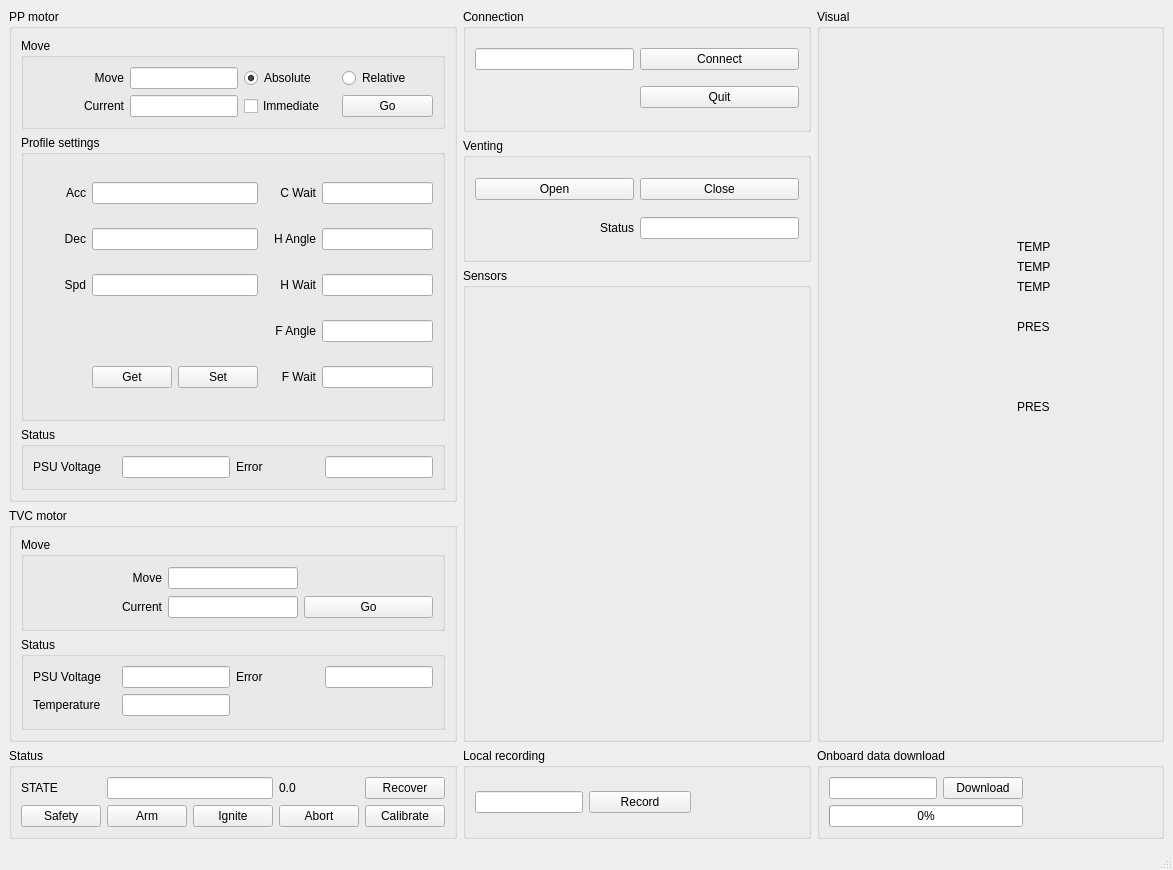
EPFLRocketTeam/IcarusSoftware, file Desktop/control_station/mainwindow.ui: the form before one commit.
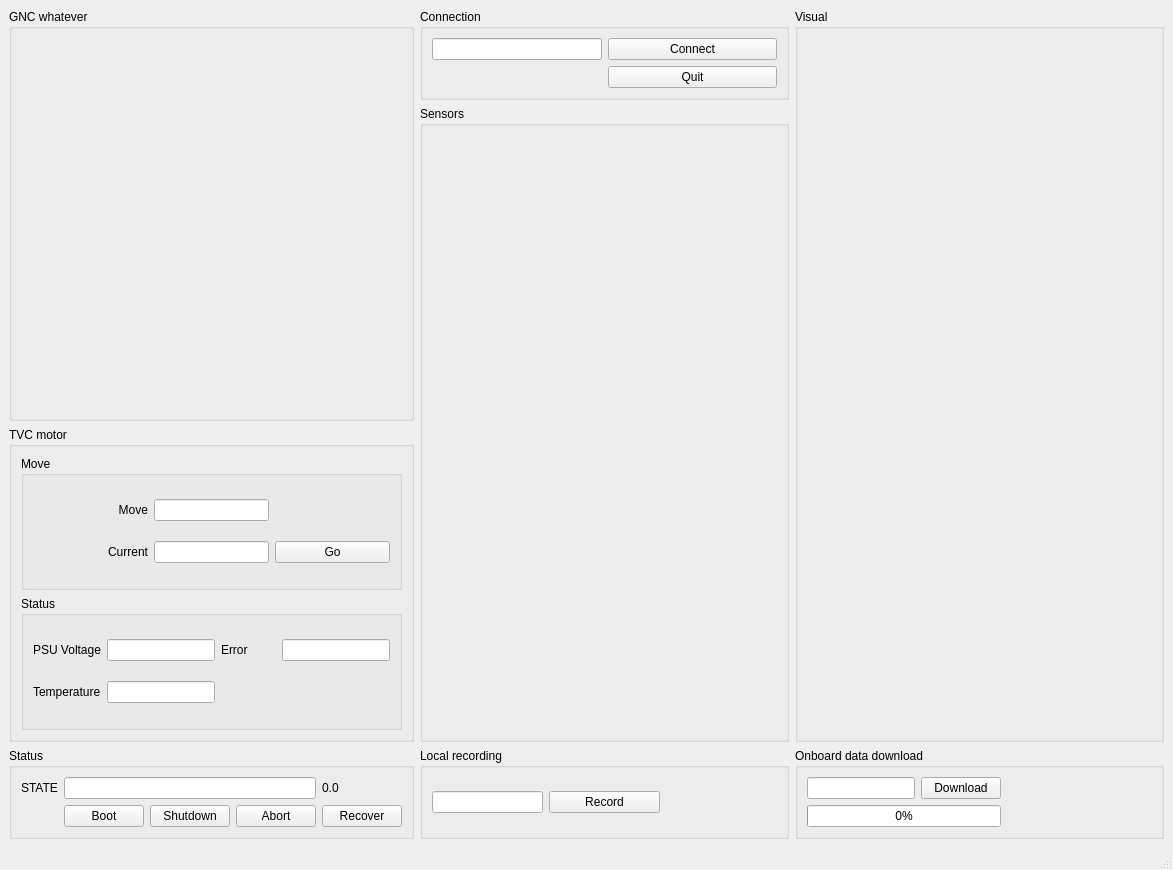
The form after the commit. Icons and pictures are not drawn.

Patch:
```diff
--- a/Desktop/control_station/mainwindow.ui
+++ b/Desktop/control_station/mainwindow.ui
@@ -13,12 +13,65 @@
     <height>870</height>
    </rect>
   </property>
+  <property name="sizeIncrement">
+   <size>
+    <width>0</width>
+    <height>3</height>
+   </size>
+  </property>
   <property name="windowTitle">
    <string>PEGASUS CONTROL</string>
   </property>
   <widget class="QWidget" name="centralwidget">
    <layout class="QGridLayout" name="gridLayout">
-    <item row="4" column="2">
+    <item row="1" column="1" rowspan="2">
+     <widget class="QGroupBox" name="sensors">
+      <property name="sizePolicy">
+       <sizepolicy hsizetype="Preferred" vsizetype="Preferred">
+        <horstretch>0</horstretch>
+        <verstretch>8</verstretch>
+       </sizepolicy>
+      </property>
+      <property name="title">
+       <string>Sensors</string>
+      </property>
+      <layout class="QVBoxLayout" name="sensors_layout"/>
+     </widget>
+    </item>
+    <item row="3" column="1">
+     <widget class="QGroupBox" name="recording">
+      <property name="title">
+       <string>Local recording</string>
+      </property>
+      <layout class="QGridLayout" name="gridLayout_7">
+       <item row="0" column="0">
+        <widget class="QLineEdit" name="local_record_fn">
+         <property name="sizePolicy">
+          <sizepolicy hsizetype="Preferred" vsizetype="Fixed">
+           <horstretch>0</horstretch>
+           <verstretch>0</verstretch>
+          </sizepolicy>
+         </property>
+        </widget>
+       </item>
+       <item row="0" column="1">
+        <widget class="QPushButton" name="local_record">
+         <property name="text">
+          <string>Record</string>
+         </property>
+        </widget>
+       </item>
+       <item row="0" column="2">
+        <widget class="QLabel" name="local_record_stat">
+         <property name="text">
+          <string/>
+         </property>
+        </widget>
+       </item>
+      </layout>
+     </widget>
+    </item>
+    <item row="3" column="2">
      <widget class="QGroupBox" name="groupBox_4">
       <property name="title">
        <string>Onboard data download</string>
@@ -71,85 +124,20 @@
       </layout>
      </widget>
     </item>
-    <item row="0" column="1">
-     <widget class="QGroupBox" name="connection">
-      <property name="sizePolicy">
-       <sizepolicy hsizetype="Preferred" vsizetype="Minimum">
-        <horstretch>0</horstretch>
-        <verstretch>0</verstretch>
-       </sizepolicy>
+    <item row="0" column="0" rowspan="2">
+     <widget class="QGroupBox" name="groupBox">
+      <property name="sizeIncrement">
+       <size>
+        <width>0</width>
+        <height>2</height>
+       </size>
       </property>
       <property name="title">
-       <string>Connection</string>
+       <string>GNC whatever</string>
       </property>
-      <layout class="QGridLayout" name="gridLayout_4">
-       <item row="0" column="1">
-        <widget class="QLineEdit" name="connect_device">
-         <property name="sizePolicy">
-          <sizepolicy hsizetype="Preferred" vsizetype="Fixed">
-           <horstretch>0</horstretch>
-           <verstretch>0</verstretch>
-          </sizepolicy>
-         </property>
-        </widget>
-       </item>
-       <item row="0" column="2">
-        <widget class="QPushButton" name="connect_btn">
-         <property name="sizePolicy">
-          <sizepolicy hsizetype="Preferred" vsizetype="Fixed">
-           <horstretch>0</horstretch>
-           <verstretch>0</verstretch>
-          </sizepolicy>
-         </property>
-         <property name="text">
-          <string>Connect</string>
-         </property>
-        </widget>
-       </item>
-       <item row="1" column="1">
-        <widget class="QLabel" name="connect_status">
-         <property name="sizePolicy">
-          <sizepolicy hsizetype="Preferred" vsizetype="Preferred">
-           <horstretch>0</horstretch>
-           <verstretch>0</verstretch>
-          </sizepolicy>
-         </property>
-         <property name="font">
-          <font>
-           <kerning>true</kerning>
-          </font>
-         </property>
-         <property name="mouseTracking">
-          <bool>false</bool>
-         </property>
-         <property name="acceptDrops">
-          <bool>false</bool>
-         </property>
-         <property name="layoutDirection">
-          <enum>Qt::LeftToRight</enum>
-         </property>
-         <property name="text">
-          <string/>
-         </property>
-         <property name="alignment">
-          <set>Qt::AlignLeading|Qt::AlignLeft|Qt::AlignVCenter</set>
-         </property>
-         <property name="margin">
-          <number>0</number>
-         </property>
-        </widget>
-       </item>
-       <item row="1" column="2">
-        <widget class="QPushButton" name="quit">
-         <property name="text">
-          <string>Quit</string>
-         </property>
-        </widget>
-       </item>
-      </layout>
      </widget>
     </item>
-    <item row="4" column="0">
+    <item row="3" column="0">
      <widget class="QGroupBox" name="status">
       <property name="title">
        <string>Status</string>
@@ -162,31 +150,17 @@
          </property>
         </widget>
        </item>
-       <item row="0" column="4">
-        <widget class="QPushButton" name="status_recover">
-         <property name="text">
-          <string>Recover</string>
-         </property>
-        </widget>
-       </item>
-       <item row="1" column="0">
-        <widget class="QPushButton" name="status_safety">
-         <property name="text">
-          <string>Safety</string>
-         </property>
-        </widget>
-       </item>
        <item row="1" column="1">
-        <widget class="QPushButton" name="status_arm">
+        <widget class="QPushButton" name="status_boot">
          <property name="text">
-          <string>Arm</string>
+          <string>Boot</string>
          </property>
         </widget>
        </item>
        <item row="1" column="2">
-        <widget class="QPushButton" name="status_ignite">
+        <widget class="QPushButton" name="status_shutdown">
          <property name="text">
-          <string>Ignite</string>
+          <string>Shutdown</string>
          </property>
         </widget>
        </item>
@@ -198,516 +172,33 @@
         </widget>
        </item>
        <item row="1" column="4">
-        <widget class="QPushButton" name="status_calibrate">
+        <widget class="QPushButton" name="status_recover">
          <property name="text">
-          <string>Calibrate</string>
+          <string>Recover</string>
          </property>
         </widget>
        </item>
-       <item row="0" column="1" colspan="2">
-        <widget class="QLineEdit" name="status_state"/>
-       </item>
-       <item row="0" column="3">
+       <item row="0" column="4">
         <widget class="QLabel" name="status_counter">
          <property name="text">
           <string>0.0</string>
          </property>
         </widget>
        </item>
-      </layout>
-     </widget>
-    </item>
-    <item row="4" column="1">
-     <widget class="QGroupBox" name="recording">
-      <property name="title">
-       <string>Local recording</string>
-      </property>
-      <layout class="QGridLayout" name="gridLayout_7">
-       <item row="0" column="0">
-        <widget class="QLineEdit" name="local_record_fn">
-         <property name="sizePolicy">
-          <sizepolicy hsizetype="Preferred" vsizetype="Fixed">
-           <horstretch>0</horstretch>
-           <verstretch>0</verstretch>
-          </sizepolicy>
-         </property>
-        </widget>
+       <item row="0" column="1" colspan="3">
+        <widget class="QLineEdit" name="status_state"/>
        </item>
-       <item row="0" column="1">
-        <widget class="QPushButton" name="local_record">
-         <property name="text">
-          <string>Record</string>
-         </property>
-        </widget>
-       </item>
-       <item row="0" column="2">
-        <widget class="QLabel" name="local_record_stat">
-         <property name="text">
-          <string/>
-         </property>
-        </widget>
-       </item>
       </layout>
      </widget>
     </item>
-    <item row="0" column="2" rowspan="4">
+    <item row="0" column="2" rowspan="3">
      <widget class="QGroupBox" name="visual">
       <property name="title">
        <string>Visual</string>
       </property>
-      <widget class="QLabel" name="label_16">
-       <property name="geometry">
-        <rect>
-         <x>120</x>
-         <y>10</y>
-         <width>61</width>
-         <height>611</height>
-        </rect>
-       </property>
-       <property name="sizePolicy">
-        <sizepolicy hsizetype="Fixed" vsizetype="Fixed">
-         <horstretch>0</horstretch>
-         <verstretch>0</verstretch>
-        </sizepolicy>
-       </property>
-       <property name="baseSize">
-        <size>
-         <width>100</width>
-         <height>100</height>
-        </size>
-       </property>
-       <property name="text">
-        <string/>
-       </property>
-       <property name="pixmap">
-        <pixmap>rocket.png</pixmap>
-       </property>
-       <property name="scaledContents">
-        <bool>true</bool>
-       </property>
-       <property name="alignment">
-        <set>Qt::AlignCenter</set>
-       </property>
-      </widget>
-      <widget class="QLabel" name="temp_1">
-       <property name="geometry">
-        <rect>
-         <x>200</x>
-         <y>230</y>
-         <width>81</width>
-         <height>16</height>
-        </rect>
-       </property>
-       <property name="text">
-        <string>TEMP</string>
-       </property>
-      </widget>
-      <widget class="QLabel" name="temp_2">
-       <property name="geometry">
-        <rect>
-         <x>200</x>
-         <y>250</y>
-         <width>81</width>
-         <height>16</height>
-        </rect>
-       </property>
-       <property name="text">
-        <string>TEMP</string>
-       </property>
-      </widget>
-      <widget class="QLabel" name="temp_3">
-       <property name="geometry">
-        <rect>
-         <x>200</x>
-         <y>270</y>
-         <width>81</width>
-         <height>16</height>
-        </rect>
-       </property>
-       <property name="text">
-        <string>TEMP</string>
-       </property>
-      </widget>
-      <widget class="QLabel" name="pres_1">
-       <property name="geometry">
-        <rect>
-         <x>200</x>
-         <y>310</y>
-         <width>81</width>
-         <height>16</height>
-        </rect>
-       </property>
-       <property name="text">
-        <string>PRES</string>
-       </property>
-      </widget>
-      <widget class="QLabel" name="pres_2">
-       <property name="geometry">
-        <rect>
-         <x>200</x>
-         <y>390</y>
-         <width>81</width>
-         <height>16</height>
-        </rect>
-       </property>
-       <property name="text">
-        <string>PRES</string>
-       </property>
-      </widget>
      </widget>
     </item>
-    <item row="0" column="0" rowspan="3">
-     <widget class="QGroupBox" name="pp_motor">
-      <property name="sizePolicy">
-       <sizepolicy hsizetype="Preferred" vsizetype="Preferred">
-        <horstretch>0</horstretch>
-        <verstretch>3</verstretch>
-       </sizepolicy>
-      </property>
-      <property name="title">
-       <string>PP motor</string>
-      </property>
-      <layout class="QGridLayout" name="gridLayout_2">
-       <item row="1" column="0">
-        <widget class="QGroupBox" name="groupBox_3">
-         <property name="sizePolicy">
-          <sizepolicy hsizetype="Preferred" vsizetype="Preferred">
-           <horstretch>0</horstretch>
-           <verstretch>1</verstretch>
-          </sizepolicy>
-         </property>
-         <property name="title">
-          <string>Profile settings</string>
-         </property>
-         <layout class="QGridLayout" name="gridLayout_5" columnstretch="0,0,0,0,0,0">
-          <item row="6" column="3">
-           <widget class="QLabel" name="label_14">
-            <property name="text">
-             <string>F Wait</string>
-            </property>
-            <property name="alignment">
-             <set>Qt::AlignRight|Qt::AlignTrailing|Qt::AlignVCenter</set>
-            </property>
-           </widget>
-          </item>
-          <item row="3" column="3">
-           <widget class="QLabel" name="label_13">
-            <property name="text">
-             <string>F Angle</string>
-            </property>
-            <property name="alignment">
-             <set>Qt::AlignRight|Qt::AlignTrailing|Qt::AlignVCenter</set>
-            </property>
-           </widget>
-          </item>
-          <item row="2" column="3">
-           <widget class="QLabel" name="label_12">
-            <property name="text">
-             <string>H Wait</string>
-            </property>
-            <property name="alignment">
-             <set>Qt::AlignRight|Qt::AlignTrailing|Qt::AlignVCenter</set>
-            </property>
-           </widget>
-          </item>
-          <item row="1" column="0">
-           <widget class="QLabel" name="label_7">
-            <property name="text">
-             <string>Dec</string>
-            </property>
-            <property name="alignment">
-             <set>Qt::AlignRight|Qt::AlignTrailing|Qt::AlignVCenter</set>
-            </property>
-           </widget>
-          </item>
-          <item row="1" column="3">
-           <widget class="QLabel" name="label_11">
-            <property name="text">
-             <string>H Angle</string>
-            </property>
-            <property name="alignment">
-             <set>Qt::AlignRight|Qt::AlignTrailing|Qt::AlignVCenter</set>
-            </property>
-           </widget>
-          </item>
-          <item row="0" column="0">
-           <widget class="QLabel" name="label_6">
-            <property name="text">
-             <string>Acc</string>
-            </property>
-            <property name="alignment">
-             <set>Qt::AlignRight|Qt::AlignTrailing|Qt::AlignVCenter</set>
-            </property>
-           </widget>
-          </item>
-          <item row="0" column="3">
-           <widget class="QLabel" name="label_10">
-            <property name="text">
-             <string>C Wait</string>
-            </property>
-            <property name="alignment">
-             <set>Qt::AlignRight|Qt::AlignTrailing|Qt::AlignVCenter</set>
-            </property>
-           </widget>
-          </item>
-          <item row="2" column="0">
-           <widget class="QLabel" name="label_8">
-            <property name="text">
-             <string>Spd</string>
-            </property>
-            <property name="alignment">
-             <set>Qt::AlignRight|Qt::AlignTrailing|Qt::AlignVCenter</set>
-            </property>
-           </widget>
-          </item>
-          <item row="2" column="1" colspan="2">
-           <widget class="QLineEdit" name="pp_motor_speed">
-            <property name="sizePolicy">
-             <sizepolicy hsizetype="Preferred" vsizetype="Fixed">
-              <horstretch>0</horstretch>
-              <verstretch>0</verstretch>
-             </sizepolicy>
-            </property>
-           </widget>
-          </item>
-          <item row="0" column="1" colspan="2">
-           <widget class="QLineEdit" name="pp_motor_acc">
-            <property name="sizePolicy">
-             <sizepolicy hsizetype="Preferred" vsizetype="Fixed">
-              <horstretch>0</horstretch>
-              <verstretch>0</verstretch>
-             </sizepolicy>
-            </property>
-           </widget>
-          </item>
-          <item row="6" column="4" colspan="2">
-           <widget class="QLineEdit" name="pp_motor_fwait">
-            <property name="sizePolicy">
-             <sizepolicy hsizetype="Preferred" vsizetype="Fixed">
-              <horstretch>0</horstretch>
-              <verstretch>0</verstretch>
-             </sizepolicy>
-            </property>
-           </widget>
-          </item>
-          <item row="3" column="4" colspan="2">
-           <widget class="QLineEdit" name="pp_motor_fangle">
-            <property name="sizePolicy">
-             <sizepolicy hsizetype="Preferred" vsizetype="Fixed">
-              <horstretch>0</horstretch>
-              <verstretch>0</verstretch>
-             </sizepolicy>
-            </property>
-           </widget>
-          </item>
-          <item row="2" column="4" colspan="2">
-           <widget class="QLineEdit" name="pp_motor_hwait">
-            <property name="sizePolicy">
-             <sizepolicy hsizetype="Preferred" vsizetype="Fixed">
-              <horstretch>0</horstretch>
-              <verstretch>0</verstretch>
-             </sizepolicy>
-            </property>
-           </widget>
-          </item>
-          <item row="1" column="4" colspan="2">
-           <widget class="QLineEdit" name="pp_motor_hangle">
-            <property name="sizePolicy">
-             <sizepolicy hsizetype="Preferred" vsizetype="Fixed">
-              <horstretch>0</horstretch>
-              <verstretch>0</verstretch>
-             </sizepolicy>
-            </property>
-           </widget>
-          </item>
-          <item row="0" column="4" colspan="2">
-           <widget class="QLineEdit" name="pp_motor_cwait">
-            <property name="sizePolicy">
-             <sizepolicy hsizetype="Preferred" vsizetype="Fixed">
-              <horstretch>0</horstretch>
-              <verstretch>0</verstretch>
-             </sizepolicy>
-            </property>
-           </widget>
-          </item>
-          <item row="6" column="1">
-           <widget class="QPushButton" name="pp_motor_get">
-            <property name="text">
-             <string>Get</string>
-            </property>
-            <property name="flat">
-             <bool>false</bool>
-            </property>
-           </widget>
-          </item>
-          <item row="6" column="2">
-           <widget class="QPushButton" name="pp_motor_set">
-            <property name="text">
-             <string>Set</string>
-            </property>
-            <property name="flat">
-             <bool>false</bool>
-            </property>
-           </widget>
-          </item>
-          <item row="1" column="1" colspan="2">
-           <widget class="QLineEdit" name="pp_motor_dec">
-            <property name="sizePolicy">
-             <sizepolicy hsizetype="Preferred" vsizetype="Fixed">
-              <horstretch>0</horstretch>
-              <verstretch>0</verstretch>
-             </sizepolicy>
-            </property>
-           </widget>
-          </item>
-         </layout>
-        </widget>
-       </item>
-       <item row="0" column="0">
-        <widget class="QGroupBox" name="groupBox">
-         <property name="sizePolicy">
-          <sizepolicy hsizetype="Preferred" vsizetype="Preferred">
-           <horstretch>0</horstretch>
-           <verstretch>0</verstretch>
-          </sizepolicy>
-         </property>
-         <property name="title">
-          <string>Move</string>
-         </property>
-         <layout class="QGridLayout" name="gridLayout_3">
-          <item row="0" column="0">
-           <widget class="QLabel" name="label_5">
-            <property name="sizePolicy">
-             <sizepolicy hsizetype="Preferred" vsizetype="Fixed">
-              <horstretch>0</horstretch>
-              <verstretch>0</verstretch>
-             </sizepolicy>
-            </property>
-            <property name="text">
-             <string>Move</string>
-            </property>
-            <property name="alignment">
-             <set>Qt::AlignRight|Qt::AlignTrailing|Qt::AlignVCenter</set>
-            </property>
-           </widget>
-          </item>
-          <item row="0" column="1">
-           <widget class="QLineEdit" name="pp_motor_target">
-            <property name="sizePolicy">
-             <sizepolicy hsizetype="Preferred" vsizetype="Fixed">
-              <horstretch>0</horstretch>
-              <verstretch>0</verstretch>
-             </sizepolicy>
-            </property>
-           </widget>
-          </item>
-          <item row="0" column="3">
-           <widget class="QRadioButton" name="pp_motor_relative">
-            <property name="text">
-             <string>Relative</string>
-            </property>
-           </widget>
-          </item>
-          <item row="1" column="0">
-           <widget class="QLabel" name="label_3">
-            <property name="sizePolicy">
-             <sizepolicy hsizetype="Preferred" vsizetype="Fixed">
-              <horstretch>0</horstretch>
-              <verstretch>0</verstretch>
-             </sizepolicy>
-            </property>
-            <property name="text">
-             <string>Current</string>
-            </property>
-            <property name="alignment">
-             <set>Qt::AlignRight|Qt::AlignTrailing|Qt::AlignVCenter</set>
-            </property>
-           </widget>
-          </item>
-          <item row="1" column="3">
-           <widget class="QPushButton" name="pp_motor_move">
-            <property name="text">
-             <string>Go</string>
-            </property>
-           </widget>
-          </item>
-          <item row="0" column="2">
-           <widget class="QRadioButton" name="pp_motor_absolute">
-            <property name="text">
-             <string>Absolute</string>
-            </property>
-            <property name="checked">
-             <bool>true</bool>
-            </property>
-           </widget>
-          </item>
-          <item row="1" column="1">
-           <widget class="QLineEdit" name="pp_motor_current">
-            <property name="sizePolicy">
-             <sizepolicy hsizetype="Preferred" vsizetype="Fixed">
-              <horstretch>0</horstretch>
-              <verstretch>0</verstretch>
-             </sizepolicy>
-            </property>
-           </widget>
-          </item>
-          <item row="1" column="2">
-           <widget class="QCheckBox" name="pp_motor_immediate">
-            <property name="text">
-             <string>Immediate</string>
-            </property>
-           </widget>
-          </item>
-         </layout>
-        </widget>
-       </item>
-       <item row="2" column="0">
-        <widget class="QGroupBox" name="groupBox_6">
-         <property name="title">
-          <string>Status</string>
-         </property>
-         <layout class="QGridLayout" name="gridLayout_10">
-          <item row="0" column="1">
-           <widget class="QLineEdit" name="pp_psu">
-            <property name="sizePolicy">
-             <sizepolicy hsizetype="Fixed" vsizetype="Fixed">
-              <horstretch>0</horstretch>
-              <verstretch>0</verstretch>
-             </sizepolicy>
-            </property>
-           </widget>
-          </item>
-          <item row="0" column="0">
-           <widget class="QLabel" name="label">
-            <property name="text">
-             <string>PSU Voltage</string>
-            </property>
-           </widget>
-          </item>
-          <item row="0" column="2">
-           <widget class="QLabel" name="label_18">
-            <property name="text">
-             <string>Error</string>
-            </property>
-           </widget>
-          </item>
-          <item row="0" column="3">
-           <widget class="QLineEdit" name="pp_error">
-            <property name="sizePolicy">
-             <sizepolicy hsizetype="Fixed" vsizetype="Fixed">
-              <horstretch>0</horstretch>
-              <verstretch>0</verstretch>
-             </sizepolicy>
-            </property>
-           </widget>
-          </item>
-         </layout>
-        </widget>
-       </item>
-      </layout>
-     </widget>
-    </item>
-    <item row="3" column="0">
+    <item row="2" column="0">
      <widget class="QGroupBox" name="groupBox_2">
       <property name="styleSheet">
        <string notr="true"/>
@@ -853,66 +344,80 @@
       </layout>
      </widget>
     </item>
-    <item row="1" column="1">
-     <widget class="QGroupBox" name="groupBox_8">
-      <property name="title">
-       <string>Venting</string>
-      </property>
-      <layout class="QGridLayout" name="gridLayout_13">
-       <item row="0" column="0">
-        <widget class="QPushButton" name="vent_open">
-         <property name="text">
-          <string>Open</string>
-         </property>
-        </widget>
-       </item>
-       <item row="0" column="1">
-        <widget class="QPushButton" name="vent_close">
-         <property name="text">
-          <string>Close</string>
-         </property>
-        </widget>
-       </item>
-       <item row="1" column="0">
-        <widget class="QLabel" name="label_21">
-         <property name="text">
-          <string>Status</string>
-         </property>
-         <property name="alignment">
-          <set>Qt::AlignRight|Qt::AlignTrailing|Qt::AlignVCenter</set>
-         </property>
-        </widget>
-       </item>
-       <item row="1" column="1">
-        <widget class="QLineEdit" name="vent_status">
-         <property name="sizePolicy">
-          <sizepolicy hsizetype="Preferred" vsizetype="Fixed">
-           <horstretch>0</horstretch>
-           <verstretch>0</verstretch>
-          </sizepolicy>
-         </property>
-        </widget>
-       </item>
-      </layout>
-     </widget>
-    </item>
-    <item row="2" column="1" rowspan="2">
-     <widget class="QGroupBox" name="sensors">
+    <item row="0" column="1">
+     <widget class="QGroupBox" name="connection">
       <property name="sizePolicy">
-       <sizepolicy hsizetype="Preferred" vsizetype="Preferred">
+       <sizepolicy hsizetype="Preferred" vsizetype="Minimum">
         <horstretch>0</horstretch>
-        <verstretch>8</verstretch>
+        <verstretch>0</verstretch>
        </sizepolicy>
       </property>
       <property name="title">
-       <string>Sensors</string>
+       <string>Connection</string>
       </property>
-      <layout class="QVBoxLayout" name="sensors_layout">
-       <item>
-        <widget class="QWidget" name="graph_pressure" native="true"/>
+      <layout class="QGridLayout" name="gridLayout_4">
+       <item row="0" column="1">
+        <widget class="QLineEdit" name="connect_device">
+         <property name="sizePolicy">
+          <sizepolicy hsizetype="Preferred" vsizetype="Fixed">
+           <horstretch>0</horstretch>
+           <verstretch>0</verstretch>
+          </sizepolicy>
+         </property>
+        </widget>
        </item>
-       <item>
-        <widget class="QWidget" name="graph_temperature" native="true"/>
+       <item row="0" column="2">
+        <widget class="QPushButton" name="connect_btn">
+         <property name="sizePolicy">
+          <sizepolicy hsizetype="Preferred" vsizetype="Fixed">
+           <horstretch>0</horstretch>
+           <verstretch>0</verstretch>
+          </sizepolicy>
+         </property>
+         <property name="text">
+          <string>Connect</string>
+         </property>
+        </widget>
+       </item>
+       <item row="1" column="1">
+        <widget class="QLabel" name="connect_status">
+         <property name="sizePolicy">
+          <sizepolicy hsizetype="Preferred" vsizetype="Preferred">
+           <horstretch>0</horstretch>
+           <verstretch>0</verstretch>
+          </sizepolicy>
+         </property>
+         <property name="font">
+          <font>
+           <kerning>true</kerning>
+          </font>
+         </property>
+         <property name="mouseTracking">
+          <bool>false</bool>
+         </property>
+         <property name="acceptDrops">
+          <bool>false</bool>
+         </property>
+         <property name="layoutDirection">
+          <enum>Qt::LeftToRight</enum>
+         </property>
+         <property name="text">
+          <string/>
+         </property>
+         <property name="alignment">
+          <set>Qt::AlignLeading|Qt::AlignLeft|Qt::AlignVCenter</set>
+         </property>
+         <property name="margin">
+          <number>0</number>
+         </property>
+        </widget>
+       </item>
+       <item row="1" column="2">
+        <widget class="QPushButton" name="quit">
+         <property name="text">
+          <string>Quit</string>
+         </property>
+        </widget>
        </item>
       </layout>
      </widget>
```
